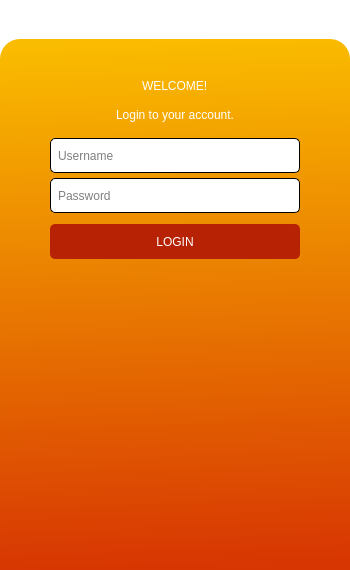
Before: the Qt Designer form app/src/ui/final_ui/login_window.ui in Kazu0210/Inventory-System, drawn with Qt 5.
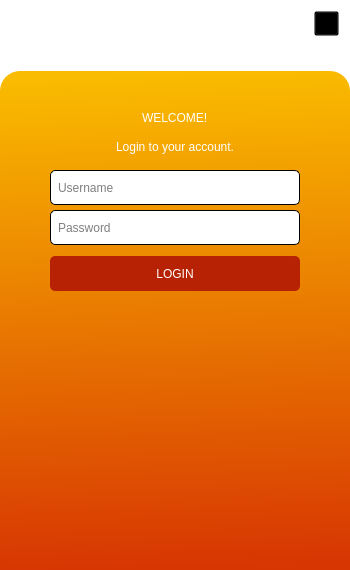
After: the same form once the commit is applied. Icons and pictures are not drawn.

Commit message: added custom close button on login main window

Patch:
```diff
--- a/app/src/ui/final_ui/login_window.ui
+++ b/app/src/ui/final_ui/login_window.ui
@@ -75,6 +75,59 @@
        <property name="bottomMargin">
         <number>9</number>
        </property>
+       <item alignment="Qt::AlignRight">
+        <widget class="QFrame" name="frame_5">
+         <property name="frameShape">
+          <enum>QFrame::StyledPanel</enum>
+         </property>
+         <property name="frameShadow">
+          <enum>QFrame::Raised</enum>
+         </property>
+         <layout class="QHBoxLayout" name="horizontalLayout">
+          <property name="spacing">
+           <number>0</number>
+          </property>
+          <property name="leftMargin">
+           <number>0</number>
+          </property>
+          <property name="topMargin">
+           <number>0</number>
+          </property>
+          <property name="rightMargin">
+           <number>0</number>
+          </property>
+          <property name="bottomMargin">
+           <number>0</number>
+          </property>
+          <item alignment="Qt::AlignRight">
+           <widget class="QPushButton" name="close_pushButton">
+            <property name="minimumSize">
+             <size>
+              <width>25</width>
+              <height>25</height>
+             </size>
+            </property>
+            <property name="maximumSize">
+             <size>
+              <width>25</width>
+              <height>25</height>
+             </size>
+            </property>
+            <property name="cursor">
+             <cursorShape>PointingHandCursor</cursorShape>
+            </property>
+            <property name="text">
+             <string/>
+            </property>
+            <property name="icon">
+             <iconset>
+              <normaloff>../../../resources/icons/black-theme/close.png</normaloff>../../../resources/icons/black-theme/close.png</iconset>
+            </property>
+           </widget>
+          </item>
+         </layout>
+        </widget>
+       </item>
        <item alignment="Qt::AlignHCenter|Qt::AlignTop">
         <widget class="QLabel" name="logo">
          <property name="sizePolicy">
```
The commit also changes 80 other files.
